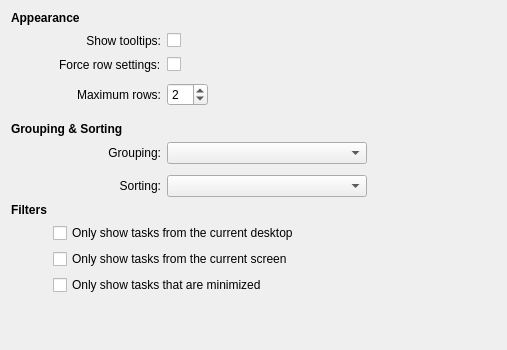
Qt form plasma/applets/tasks/tasksConfig.ui (mgottschlag/kwin-tiling) before a commit.
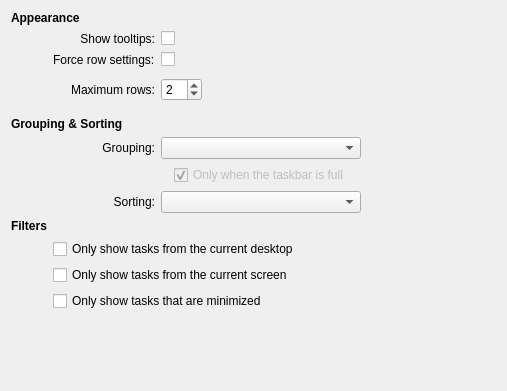
The same form after that commit.

Commit message: add a new option when the grouping is by program name: group only when the taskbar is full done in the applet rather than in the lib because it's a thing that totally depends from the visualization

Patch:
```diff
--- a/plasma/applets/tasks/tasksConfig.ui
+++ b/plasma/applets/tasks/tasksConfig.ui
@@ -6,11 +6,11 @@
     <x>0</x>
     <y>0</y>
     <width>507</width>
-    <height>350</height>
+    <height>391</height>
    </rect>
   </property>
   <layout class="QGridLayout" name="gridLayout" >
-   <item row="0" column="0" colspan="3" >
+   <item row="0" column="0" colspan="2" >
     <widget class="QLabel" name="label_5" >
      <property name="font" >
       <font>
@@ -23,23 +23,7 @@
      </property>
     </widget>
    </item>
-   <item row="1" column="0" >
-    <spacer name="horizontalSpacer" >
-     <property name="orientation" >
-      <enum>Qt::Horizontal</enum>
-     </property>
-     <property name="sizeType" >
-      <enum>QSizePolicy::Fixed</enum>
-     </property>
-     <property name="sizeHint" stdset="0" >
-      <size>
-       <width>13</width>
-       <height>20</height>
-      </size>
-     </property>
-    </spacer>
-   </item>
-   <item row="1" column="1" colspan="2" >
+   <item row="1" column="1" >
     <widget class="QLabel" name="label_7" >
      <property name="text" >
       <string>Show tooltips:</string>
@@ -49,14 +33,28 @@
      </property>
     </widget>
    </item>
-   <item row="1" column="3" >
+   <item row="1" column="2" >
     <widget class="QCheckBox" name="showTooltip" >
      <property name="text" >
       <string/>
      </property>
     </widget>
    </item>
-   <item row="3" column="1" colspan="2" >
+   <item row="2" column="1" >
+    <widget class="QLabel" name="label_8" >
+     <property name="text" >
+      <string>Force row settings:</string>
+     </property>
+    </widget>
+   </item>
+   <item row="2" column="2" >
+    <widget class="QCheckBox" name="fillRows" >
+     <property name="text" >
+      <string/>
+     </property>
+    </widget>
+   </item>
+   <item row="3" column="1" >
     <spacer name="verticalSpacer_6" >
      <property name="orientation" >
       <enum>Qt::Vertical</enum>
@@ -72,7 +70,17 @@
      </property>
     </spacer>
    </item>
-   <item row="4" column="3" >
+   <item row="4" column="1" >
+    <widget class="QLabel" name="label_3" >
+     <property name="text" >
+      <string>Maximum rows:</string>
+     </property>
+     <property name="alignment" >
+      <set>Qt::AlignRight|Qt::AlignTrailing|Qt::AlignVCenter</set>
+     </property>
+    </widget>
+   </item>
+   <item row="4" column="2" >
     <layout class="QHBoxLayout" name="horizontalLayout" >
      <item>
       <widget class="QSpinBox" name="maxRows" >
@@ -99,17 +107,7 @@
      </item>
     </layout>
    </item>
-   <item row="4" column="1" colspan="2" >
-    <widget class="QLabel" name="label_3" >
-     <property name="text" >
-      <string>Maximum rows:</string>
-     </property>
-     <property name="alignment" >
-      <set>Qt::AlignRight|Qt::AlignTrailing|Qt::AlignVCenter</set>
-     </property>
-    </widget>
-   </item>
-   <item row="5" column="1" colspan="2" >
+   <item row="5" column="1" >
     <spacer name="verticalSpacer_2" >
      <property name="orientation" >
       <enum>Qt::Vertical</enum>
@@ -125,7 +123,7 @@
      </property>
     </spacer>
    </item>
-   <item row="6" column="0" colspan="4" >
+   <item row="6" column="0" colspan="3" >
     <widget class="QLabel" name="label_6" >
      <property name="font" >
       <font>
@@ -138,7 +136,7 @@
      </property>
     </widget>
    </item>
-   <item row="7" column="1" colspan="2" >
+   <item row="7" column="1" >
     <widget class="QLabel" name="label" >
      <property name="text" >
       <string>Grouping:</string>
@@ -148,7 +146,7 @@
      </property>
     </widget>
    </item>
-   <item row="7" column="3" >
+   <item row="7" column="2" >
     <layout class="QHBoxLayout" name="horizontalLayout_2" >
      <item>
       <widget class="QComboBox" name="groupingStrategy" >
@@ -175,23 +173,50 @@
      </item>
     </layout>
    </item>
-   <item row="8" column="1" colspan="2" >
-    <spacer name="verticalSpacer_5" >
-     <property name="orientation" >
-      <enum>Qt::Vertical</enum>
+   <item row="8" column="2" >
+    <layout class="QHBoxLayout" name="horizontalLayout_4" >
+     <item>
+      <spacer name="horizontalSpacer" >
+       <property name="orientation" >
+        <enum>Qt::Horizontal</enum>
+       </property>
+       <property name="sizeType" >
+        <enum>QSizePolicy::Fixed</enum>
+       </property>
+       <property name="sizeHint" stdset="0" >
+        <size>
+         <width>13</width>
+         <height>20</height>
+        </size>
+       </property>
+      </spacer>
+     </item>
+     <item>
+      <widget class="QCheckBox" name="groupWhenFull" >
+       <property name="enabled" >
+        <bool>false</bool>
+       </property>
+       <property name="text" >
+        <string>Only when the taskbar is full</string>
+       </property>
+       <property name="checked" >
+        <bool>true</bool>
+       </property>
+      </widget>
+     </item>
+    </layout>
+   </item>
+   <item row="9" column="1" >
+    <widget class="QLabel" name="label_2" >
+     <property name="text" >
+      <string>Sorting:</string>
      </property>
-     <property name="sizeType" >
-      <enum>QSizePolicy::Fixed</enum>
+     <property name="alignment" >
+      <set>Qt::AlignRight|Qt::AlignTrailing|Qt::AlignVCenter</set>
      </property>
-     <property name="sizeHint" stdset="0" >
-      <size>
-       <width>64</width>
-       <height>5</height>
-      </size>
-     </property>
-    </spacer>
+    </widget>
    </item>
-   <item row="9" column="3" >
+   <item row="9" column="2" >
     <layout class="QHBoxLayout" name="horizontalLayout_3" >
      <item>
       <widget class="QComboBox" name="sortingStrategy" >
@@ -218,16 +243,6 @@
      </item>
     </layout>
    </item>
-   <item row="9" column="1" colspan="2" >
-    <widget class="QLabel" name="label_2" >
-     <property name="text" >
-      <string>Sorting:</string>
-     </property>
-     <property name="alignment" >
-      <set>Qt::AlignRight|Qt::AlignTrailing|Qt::AlignVCenter</set>
-     </property>
-    </widget>
-   </item>
    <item row="10" column="0" >
     <widget class="QLabel" name="label_4" >
      <property name="font" >
@@ -241,7 +256,7 @@
      </property>
     </widget>
    </item>
-   <item row="10" column="1" colspan="2" >
+   <item row="10" column="1" >
     <spacer name="verticalSpacer_4" >
      <property name="orientation" >
       <enum>Qt::Vertical</enum>
@@ -257,28 +272,28 @@
      </property>
     </spacer>
    </item>
-   <item row="11" column="1" colspan="3" >
+   <item row="11" column="1" colspan="2" >
     <widget class="QCheckBox" name="showOnlyCurrentDesktop" >
      <property name="text" >
       <string>Only show tasks from the current desktop</string>
      </property>
     </widget>
    </item>
-   <item row="12" column="1" colspan="3" >
+   <item row="12" column="1" colspan="2" >
     <widget class="QCheckBox" name="showOnlyCurrentScreen" >
      <property name="text" >
       <string>Only show tasks from the current screen</string>
      </property>
     </widget>
    </item>
-   <item row="13" column="1" colspan="3" >
+   <item row="13" column="1" colspan="2" >
     <widget class="QCheckBox" name="showOnlyMinimized" >
      <property name="text" >
       <string>Only show tasks that are minimized</string>
      </property>
     </widget>
    </item>
-   <item row="14" column="2" >
+   <item row="14" column="1" >
     <spacer name="verticalSpacer" >
      <property name="orientation" >
       <enum>Qt::Vertical</enum>
@@ -291,20 +306,6 @@
      </property>
     </spacer>
    </item>
-   <item row="2" column="2" >
-    <widget class="QLabel" name="label_8" >
-     <property name="text" >
-      <string>Force row settings:</string>
-     </property>
-    </widget>
-   </item>
-   <item row="2" column="3" >
-    <widget class="QCheckBox" name="fillRows" >
-     <property name="text" >
-      <string/>
-     </property>
-    </widget>
-   </item>
   </layout>
  </widget>
  <resources/>
```
The commit also changes 4 other files.
